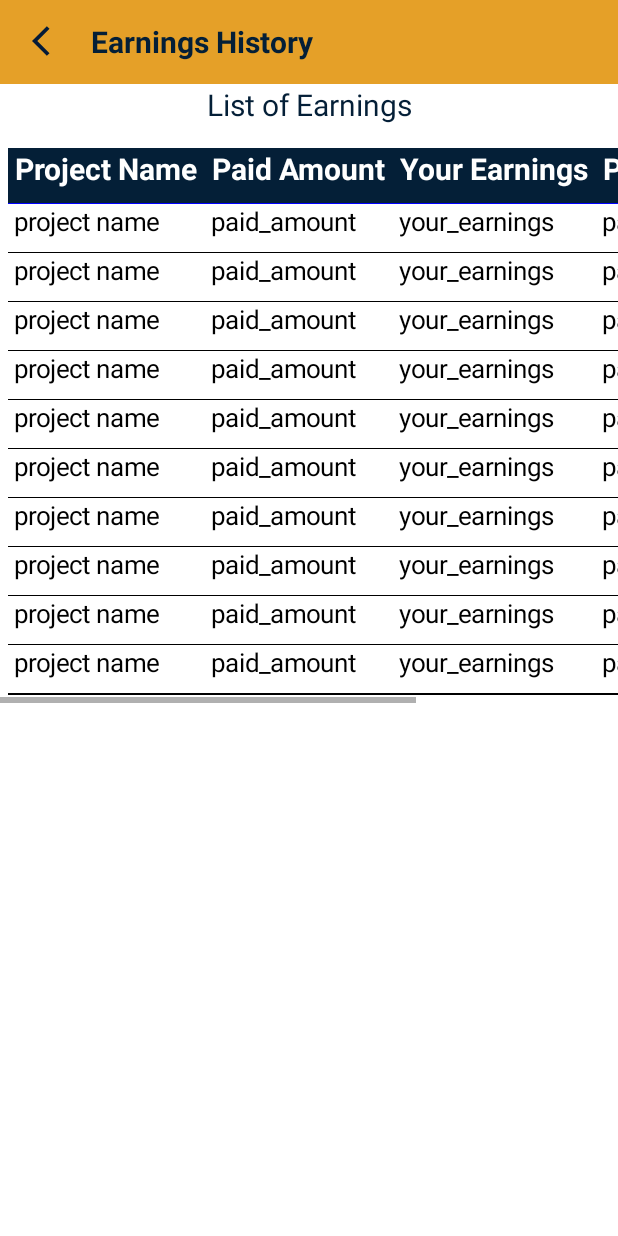
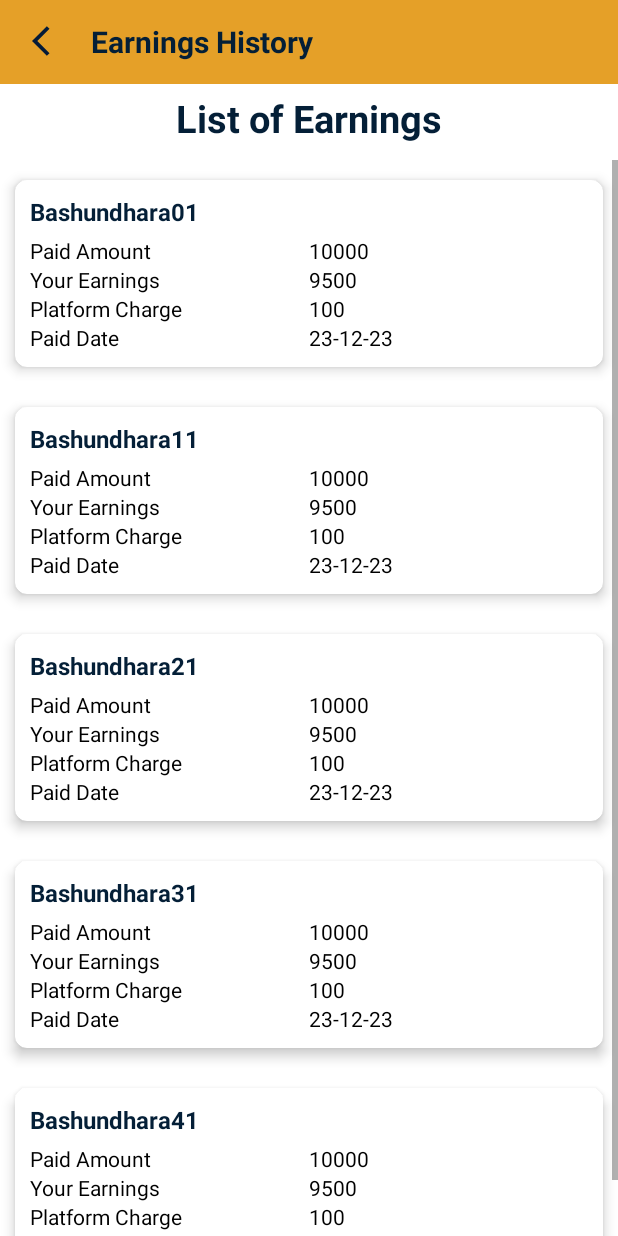
Before and after one commit to MAHMUDURRAHMANARNOB/zeroplus_legal, an Android app: the EarningHistory screen opened directly, with no data from a screen before it, on a phone screen of 412 x 824 dp. Run offline under Robolectric (Android 15) with nearby library versions, the phone set to English and light mode, and no system bars; Roboto replaces fonts that are not available here.

Commit message:
new ui for earning_history

```diff
--- a/app/build.gradle
+++ b/app/build.gradle
@@ -38,11 +38,13 @@ dependencies {
 
 
     implementation 'androidx.appcompat:appcompat:1.6.1'
-    implementation 'com.google.android.material:material:1.8.0'
+    implementation 'com.google.android.material:material:1.9.0'
     implementation 'androidx.constraintlayout:constraintlayout:2.1.4'
     implementation 'androidx.navigation:navigation-fragment:2.5.3'
     implementation 'androidx.navigation:navigation-ui:2.5.3'
     testImplementation 'junit:junit:4.13.2'
     androidTestImplementation 'androidx.test.ext:junit:1.1.5'
     androidTestImplementation 'androidx.test.espresso:espresso-core:3.5.1'
+
+    implementation 'androidx.recyclerview:recyclerview:1.3.0'
 }
--- a/app/src/main/java/com/zeroplus/zeroplus_legal/Earnings/EarningHistory.java
+++ b/app/src/main/java/com/zeroplus/zeroplus_legal/Earnings/EarningHistory.java
@@ -2,6 +2,8 @@ package com.zeroplus.zeroplus_legal.Earnings;
 
 import androidx.appcompat.app.AppCompatActivity;
 import androidx.appcompat.widget.Toolbar;
+import androidx.recyclerview.widget.LinearLayoutManager;
+import androidx.recyclerview.widget.RecyclerView;
 
 import android.content.Intent;
 import android.graphics.Color;
@@ -14,12 +16,20 @@ import android.widget.TableRow;
 import android.widget.TextView;
 
 import com.zeroplus.zeroplus_legal.DashboardActivity;
+import com.zeroplus.zeroplus_legal.Earnings.Models.adapter_earnings;
+import com.zeroplus.zeroplus_legal.Earnings.Models.list_Earnings;
 import com.zeroplus.zeroplus_legal.R;
 import com.zeroplus.zeroplus_legal.lawChamber.Courts;
+
+import java.util.ArrayList;
+import java.util.List;
 
 public class EarningHistory extends AppCompatActivity {
 
     private TableLayout EarningsTable;
+    private RecyclerView earnignsRV;
+    private RecyclerView.Adapter adapter;
+    private List<list_Earnings> earnings_list;
 
     @Override
     protected void onCreate(Bundle savedInstanceState) {
@@ -44,11 +54,30 @@ public class EarningHistory extends AppCompatActivity {
         setSupportActionBar(toolbar);
         /*Toolbar End*/
 
-        EarningsTable=(TableLayout)findViewById(R.id.tableEarnings);
-        TableLayout();
+        /*EarningsTable=(TableLayout)findViewById(R.id.tableEarnings);
+        TableLayout();*/
+
+        /*RecyclerView*/
+        earnignsRV = (RecyclerView) findViewById(R.id.RVEarning_History);
+        earnignsRV.setHasFixedSize(true);
+        earnignsRV.setLayoutManager(new LinearLayoutManager(this));
+
+        earnings_list = new ArrayList<>();
+
+        for (int i = 0; i<10; i++){
+            list_Earnings earnings = new list_Earnings(
+                    "Bashundhara" + i+1, "10000","9500","23-12-23","100"
+            );
+
+            earnings_list.add(earnings);
+        }
+        adapter = new adapter_earnings(earnings_list,this);
+        earnignsRV.setAdapter(adapter);
+
+
     }
 
-    public void TableLayout(){
+    /*public void TableLayout(){
 
         EarningsTable.removeAllViewsInLayout();
         int flag=1;
@@ -91,14 +120,14 @@ public class EarningHistory extends AppCompatActivity {
                 EarningsTable.addView(vline); // add line below heading
                 flag = 0;
             } else {
-            /*JSONObject object =jsonArray.getJSONObject(i);
+            *//*JSONObject object =jsonArray.getJSONObject(i);
             String id = object.getString("id");
             String cyclone_name = object.getString("cyclone_name");
             String member_name =  object.getString("member_name");
             String org_name = object.getString("org_name");
             String pay_amout = object.getString("pay_amout");
             String pay_gen_date = object.getString("pay_gen_date");
-            String pay_date = object.getString("pay_date");*/
+            String pay_date = object.getString("pay_date");*//*
 
                 TextView project_name = new TextView(this);
                 tableRowDesign(project_name, " project name ");
@@ -132,7 +161,7 @@ public class EarningHistory extends AppCompatActivity {
         }
 
 
-    }
+    }*/
 
     private void tableHeaderDesign(TextView a, String Text){
 
--- /dev/null
+++ b/app/src/main/java/com/zeroplus/zeroplus_legal/Earnings/Models/adapter_earnings.java
@@ -0,0 +1,66 @@
+package com.zeroplus.zeroplus_legal.Earnings.Models;
+
+import android.app.LauncherActivity;
+import android.content.Context;
+import android.view.LayoutInflater;
+import android.view.View;
+import android.view.ViewGroup;
+import android.widget.TextView;
+
+import androidx.annotation.NonNull;
+import androidx.recyclerview.widget.RecyclerView;
+
+import com.zeroplus.zeroplus_legal.R;
+
+import java.util.List;
+
+public class adapter_earnings extends RecyclerView.Adapter<adapter_earnings.ViewHolder> {
+
+    List<list_Earnings> earningItems;
+    private Context context;
+
+    public adapter_earnings(List<list_Earnings> earningItems, Context context) {
+        this.earningItems = earningItems;
+        this.context = context;
+    }
+
+    @NonNull
+    @Override
+    public ViewHolder onCreateViewHolder(@NonNull ViewGroup parent, int viewType) {
+        View view = LayoutInflater.from(parent.getContext())
+                .inflate(R.layout.list_earnig_history, parent, false);
+        return new ViewHolder(view);
+    }
+
+    @Override
+    public void onBindViewHolder(@NonNull ViewHolder holder, int position) {
+
+        list_Earnings listitem = earningItems.get(position);
+
+        holder.txtProjectName.setText(listitem.getProjectName());
+        holder.paid_amount.setText(listitem.getPaidAmount());
+        holder.your_earings.setText(listitem.getYourEarnings());
+        holder.platform_charge.setText(listitem.getAdminCharge());
+        holder.paid_date.setText(listitem.getPaidAt());
+
+    }
+
+    @Override
+    public int getItemCount() {
+        return earningItems.size();
+    }
+
+    public class ViewHolder extends RecyclerView.ViewHolder{
+
+        public TextView txtProjectName, paid_amount, your_earings, platform_charge, paid_date;
+
+        public ViewHolder(@NonNull View itemView) {
+            super(itemView);
+            txtProjectName = (TextView) itemView.findViewById(R.id.txtProjectName);
+            paid_amount = (TextView) itemView.findViewById(R.id.paid_amount);
+            your_earings = (TextView) itemView.findViewById(R.id.your_earings);
+            platform_charge = (TextView) itemView.findViewById(R.id.platform_charge);
+            paid_date = (TextView) itemView.findViewById(R.id.paid_date);
+        }
+    }
+}
--- /dev/null
+++ b/app/src/main/java/com/zeroplus/zeroplus_legal/Earnings/Models/list_Earnings.java
@@ -0,0 +1,54 @@
+package com.zeroplus.zeroplus_legal.Earnings.Models;
+
+public class list_Earnings {
+
+    private String ProjectName, PaidAmount, YourEarnings, PaidAt, AdminCharge;
+
+    public list_Earnings(String projectName, String paidAmount, String yourEarnings, String paidAt, String adminCharge) {
+        ProjectName = projectName;
+        PaidAmount = paidAmount;
+        YourEarnings = yourEarnings;
+        PaidAt = paidAt;
+        AdminCharge = adminCharge;
+    }
+
+    public String getProjectName() {
+        return ProjectName;
+    }
+
+    public void setProjectName(String projectName) {
+        ProjectName = projectName;
+    }
+
+    public String getPaidAmount() {
+        return PaidAmount;
+    }
+
+    public void setPaidAmount(String paidAmount) {
+        PaidAmount = paidAmount;
+    }
+
+    public String getYourEarnings() {
+        return YourEarnings;
+    }
+
+    public void setYourEarnings(String yourEarnings) {
+        YourEarnings = yourEarnings;
+    }
+
+    public String getPaidAt() {
+        return PaidAt;
+    }
+
+    public void setPaidAt(String paidAt) {
+        PaidAt = paidAt;
+    }
+
+    public String getAdminCharge() {
+        return AdminCharge;
+    }
+
+    public void setAdminCharge(String adminCharge) {
+        AdminCharge = adminCharge;
+    }
+}
--- a/app/src/main/res/layout/activity_earning_history.xml
+++ b/app/src/main/res/layout/activity_earning_history.xml
@@ -1,16 +1,13 @@
 <?xml version="1.0" encoding="utf-8"?>
-<ScrollView xmlns:android="http://schemas.android.com/apk/res/android"
+<LinearLayout xmlns:android="http://schemas.android.com/apk/res/android"
 xmlns:app="http://schemas.android.com/apk/res-auto"
 xmlns:tools="http://schemas.android.com/tools"
 android:layout_width="match_parent"
 android:layout_height="match_parent"
-android:fillViewport="true"
+    android:orientation="vertical"
 android:background="@color/white"
 tools:context=".Earnings.EarningHistory">
 
-<androidx.constraintlayout.widget.ConstraintLayout
-    android:layout_width="match_parent"
-    android:layout_height="wrap_content">
 
     <!--TOOLBAR-->
     <LinearLayout
@@ -32,48 +29,36 @@ tools:context=".Earnings.EarningHistory">
         android:id="@+id/txtEarnings"
         android:layout_width="wrap_content"
         android:layout_height="wrap_content"
+        android:layout_margin="5dp"
         android:text="List of Earnings"
-        android:textSize="20sp"
+        android:layout_gravity="center"
         android:textColor="@color/blue"
+        android:textSize="25sp"
+        android:textStyle="bold"
         app:layout_constraintEnd_toEndOf="parent"
         app:layout_constraintStart_toStartOf="parent"
         app:layout_constraintTop_toBottomOf="@+id/tool" />
 
 
-    <HorizontalScrollView
-        android:id="@+id/horizontalScrollView"
+    <ScrollView
         android:layout_width="match_parent"
         android:layout_height="wrap_content"
-        android:layout_marginTop="10dp"
         android:fillViewport="true"
+        android:layout_marginTop="5dp"
         app:layout_constraintEnd_toEndOf="parent"
         app:layout_constraintStart_toStartOf="parent"
-        app:layout_constraintTop_toBottomOf="@id/txtEarnings">
+        app:layout_constraintTop_toBottomOf="@+id/txtEarnings">
 
+        <androidx.recyclerview.widget.RecyclerView
+            android:id="@+id/RVEarning_History"
+            android:layout_width="match_parent"
+            android:layout_height="wrap_content">
 
-        <TableLayout
-            android:id="@+id/tableEarnings"
-            android:layout_width="wrap_content"
-            android:layout_height="match_parent"
-            android:divider="@drawable/table_divider"
-            android:orientation="horizontal"
-            android:padding="5dip"
-            android:showDividers="middle"
-            android:stretchColumns="*"
-            android:weightSum="100"
-            tools:ignore="UselessParent"
-            tools:layout_editor_absoluteX="1dp"
-            tools:layout_editor_absoluteY="58dp" >
+        </androidx.recyclerview.widget.RecyclerView>
 
-
-        </TableLayout>
-
-
-    </HorizontalScrollView>
+    </ScrollView>
 
 
 
-</androidx.constraintlayout.widget.ConstraintLayout>
 
-
-</ScrollView>
+</LinearLayout>
--- a/app/src/main/res/layout/fragment_earnings.xml
+++ b/app/src/main/res/layout/fragment_earnings.xml
@@ -11,6 +11,16 @@
     <androidx.constraintlayout.widget.ConstraintLayout
         android:layout_width="match_parent"
         android:layout_height="wrap_content">
+
+        <View
+            android:id="@+id/view3"
+            android:layout_width="wrap_content"
+            android:layout_height="100dp"
+            android:background="@drawable/wave"
+            app:layout_constraintEnd_toEndOf="parent"
+            app:layout_constraintHorizontal_bias="0.0"
+            app:layout_constraintStart_toStartOf="parent"
+            app:layout_constraintTop_toTopOf="parent" />
 
         <LinearLayout
             android:id="@+id/linearLayout"
--- a/app/src/main/res/layout/fragment_first.xml
+++ b/app/src/main/res/layout/fragment_first.xml
@@ -38,7 +38,7 @@
     <ImageView
         android:id="@+id/imageView2"
         android:layout_width="wrap_content"
-        android:layout_height="280dp"
+        android:layout_height="250dp"
         android:layout_marginTop="20dp"
         android:src="@drawable/law_firm"
         app:layout_constraintEnd_toEndOf="parent"
@@ -46,13 +46,13 @@
         app:layout_constraintTop_toBottomOf="@+id/textView3" />
 
     <LinearLayout
+        android:id="@+id/linearLayout8"
         android:layout_width="0dp"
         android:layout_height="wrap_content"
-        android:layout_marginTop="5dp"
         android:layout_marginBottom="30dp"
-        android:weightSum="2"
         android:gravity="center"
         android:orientation="horizontal"
+        android:weightSum="2"
         app:layout_constraintBottom_toBottomOf="parent"
         app:layout_constraintEnd_toEndOf="parent"
         app:layout_constraintStart_toStartOf="parent"
@@ -63,8 +63,8 @@
             android:layout_width="150dp"
             android:layout_height="70dp"
             android:layout_margin="10dp"
+            android:layout_weight="1"
             android:elevation="20dp"
-            android:layout_weight="1"
             android:fontFamily="@font/ubuntu"
             android:text="Login"
             android:textStyle="bold"
@@ -77,10 +77,10 @@
             android:layout_width="150dp"
             android:layout_height="70dp"
             android:layout_margin="10dp"
+            android:layout_weight="1"
             android:elevation="20dp"
             android:fontFamily="@font/ubuntu"
             android:text="SignUp"
-            android:layout_weight="1"
             android:textColor="#E5A028"
             android:textStyle="bold"
             app:backgroundTint="#FFFFFF"
--- a/app/src/main/res/layout/fragment_profile.xml
+++ b/app/src/main/res/layout/fragment_profile.xml
@@ -12,6 +12,16 @@
     <androidx.constraintlayout.widget.ConstraintLayout
         android:layout_width="match_parent"
         android:layout_height="wrap_content">
+
+        <View
+            android:id="@+id/view3"
+            android:layout_width="wrap_content"
+            android:layout_height="100dp"
+            android:background="@drawable/wave"
+            app:layout_constraintEnd_toEndOf="parent"
+            app:layout_constraintHorizontal_bias="0.0"
+            app:layout_constraintStart_toStartOf="parent"
+            app:layout_constraintTop_toTopOf="parent" />
 
         <androidx.cardview.widget.CardView
             android:id="@+id/card1"
--- /dev/null
+++ b/app/src/main/res/layout/list_earnig_history.xml
@@ -0,0 +1,151 @@
+<?xml version="1.0" encoding="utf-8"?>
+<LinearLayout xmlns:android="http://schemas.android.com/apk/res/android"
+    android:layout_width="match_parent"
+    android:layout_height="wrap_content"
+    xmlns:app="http://schemas.android.com/apk/res-auto"
+    android:orientation="vertical"
+    android:background="@color/white">
+
+    <androidx.cardview.widget.CardView
+        android:layout_width="match_parent"
+        android:layout_height="wrap_content"
+        app:cardCornerRadius="8dp"
+        app:cardElevation="5dp"
+        app:cardMaxElevation="7dp"
+        android:backgroundTint="@color/white"
+        app:cardPreventCornerOverlap="true"
+        app:cardUseCompatPadding="true"
+        app:layout_constraintEnd_toEndOf="parent"
+        app:layout_constraintStart_toStartOf="parent"
+        app:layout_constraintTop_toTopOf="parent">
+
+        <LinearLayout
+            android:layout_width="match_parent"
+            android:layout_height="wrap_content"
+            android:orientation="vertical"
+            android:layout_margin="10dp">
+
+
+            <TextView
+                android:id="@+id/txtProjectName"
+                android:layout_width="wrap_content"
+                android:layout_height="wrap_content"
+                android:layout_weight="1"
+                android:layout_marginBottom="5dp"
+                android:text="ProjectName"
+                android:textColor="@color/blue"
+                android:textSize="16sp"
+                android:textStyle="bold" />
+
+            <LinearLayout
+                android:layout_width="match_parent"
+                android:layout_height="match_parent"
+                android:layout_weight="1"
+                android:weightSum="2"
+                android:orientation="horizontal">
+
+                <TextView
+                    android:id="@+id/txtPaidAmount"
+                    android:layout_width="0dp"
+                    android:layout_height="wrap_content"
+                    android:layout_weight="1"
+                    android:text="Paid Amount"
+                    android:textColor="@color/black"
+                    android:textSize="14sp" />
+
+                <TextView
+                    android:id="@+id/paid_amount"
+                    android:layout_width="0dp"
+                    android:layout_height="wrap_content"
+                    android:layout_weight="1"
+                    android:text="----"
+                    android:textColor="@color/black"
+                    android:textSize="14sp" />
+            </LinearLayout>
+
+            <LinearLayout
+                android:layout_width="match_parent"
+                android:layout_height="match_parent"
+                android:layout_weight="1"
+                android:weightSum="2"
+                android:orientation="horizontal">
+
+                <TextView
+                    android:id="@+id/txtYourEarnings"
+                    android:layout_width="0dp"
+                    android:layout_height="wrap_content"
+                    android:layout_weight="1"
+                    android:text="Your Earnings"
+                    android:textColor="@color/black"
+                    android:textSize="14sp" />
+
+                <TextView
+                    android:id="@+id/your_earings"
+                    android:layout_width="0dp"
+                    android:layout_height="wrap_content"
+                    android:layout_weight="1"
+                    android:text="----"
+                    android:textColor="@color/black"
+                    android:textSize="14sp" />
+            </LinearLayout>
+
+            <LinearLayout
+                android:layout_width="match_parent"
+                android:layout_height="match_parent"
+                android:layout_weight="1"
+                android:weightSum="2"
+                android:orientation="horizontal">
+
+                <TextView
+                    android:id="@+id/txtPlatformCharge"
+                    android:layout_width="0dp"
+                    android:layout_height="wrap_content"
+                    android:layout_weight="1"
+                    android:text="Platform Charge"
+                    android:textColor="@color/black"
+                    android:textSize="14sp" />
+
+                <TextView
+                    android:id="@+id/platform_charge"
+                    android:layout_width="0dp"
+                    android:layout_height="wrap_content"
+                    android:layout_weight="1"
+                    android:text="----"
+                    android:textColor="@color/black"
+                    android:textSize="14sp" />
+            </LinearLayout>
+
+            <LinearLayout
+                android:layout_width="match_parent"
+                android:layout_height="match_parent"
+                android:layout_weight="1"
+                android:weightSum="2"
+                android:orientation="horizontal">
+
+                <TextView
+                    android:id="@+id/txtPaidDate"
+                    android:layout_width="0dp"
+                    android:layout_height="wrap_content"
+                    android:layout_weight="1"
+                    android:text="Paid Date"
+                    android:textColor="@color/black"
+                    android:textSize="14sp" />
+
+                <TextView
+                    android:id="@+id/paid_date"
+                    android:layout_width="0dp"
+                    android:layout_height="wrap_content"
+                    android:layout_weight="1"
+                    android:text="----"
+                    android:textColor="@color/black"
+                    android:textSize="14sp" />
+            </LinearLayout>
+
+
+        </LinearLayout>
+
+
+
+    </androidx.cardview.widget.CardView>
+
+</LinearLayout>
--- a/app/src/main/res/values/colors.xml
+++ b/app/src/main/res/values/colors.xml
@@ -14,6 +14,7 @@
     <color name="light_blue_A400">#FF00B0FF</color>
     <color name="black_overlay">#66000000</color>
     <color name="legal">#E5A028</color>
+    <!--<color name="legal">#A78A5A</color>-->
     <color name="lavender">#EAEAEC</color>
 
 
```
